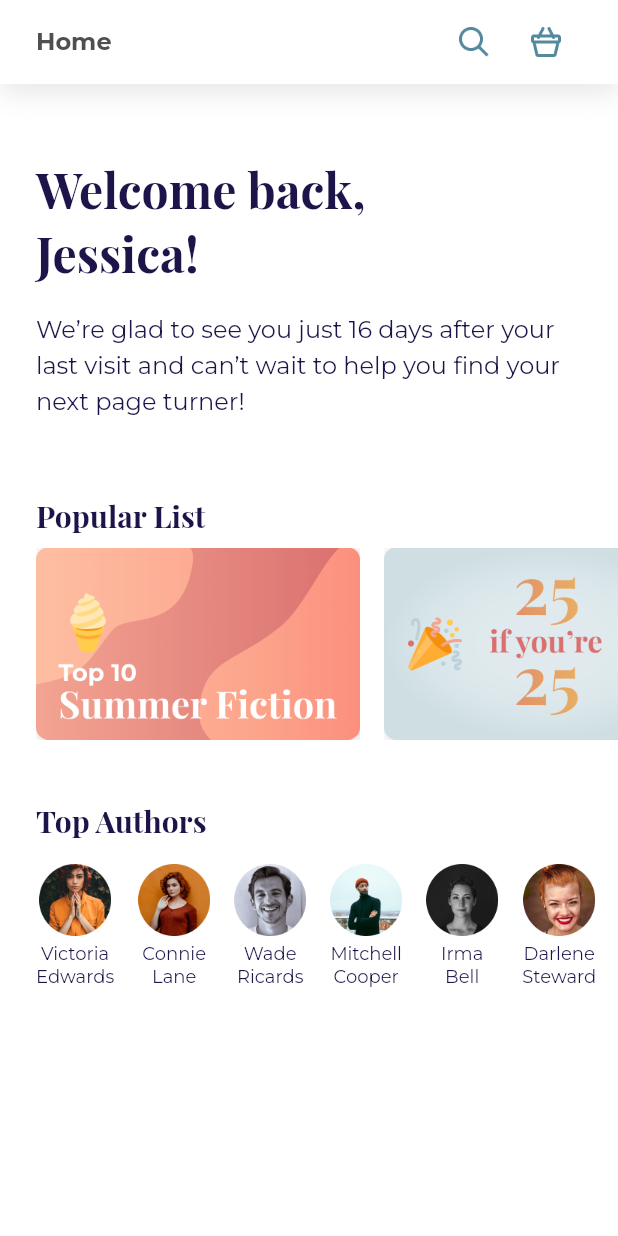
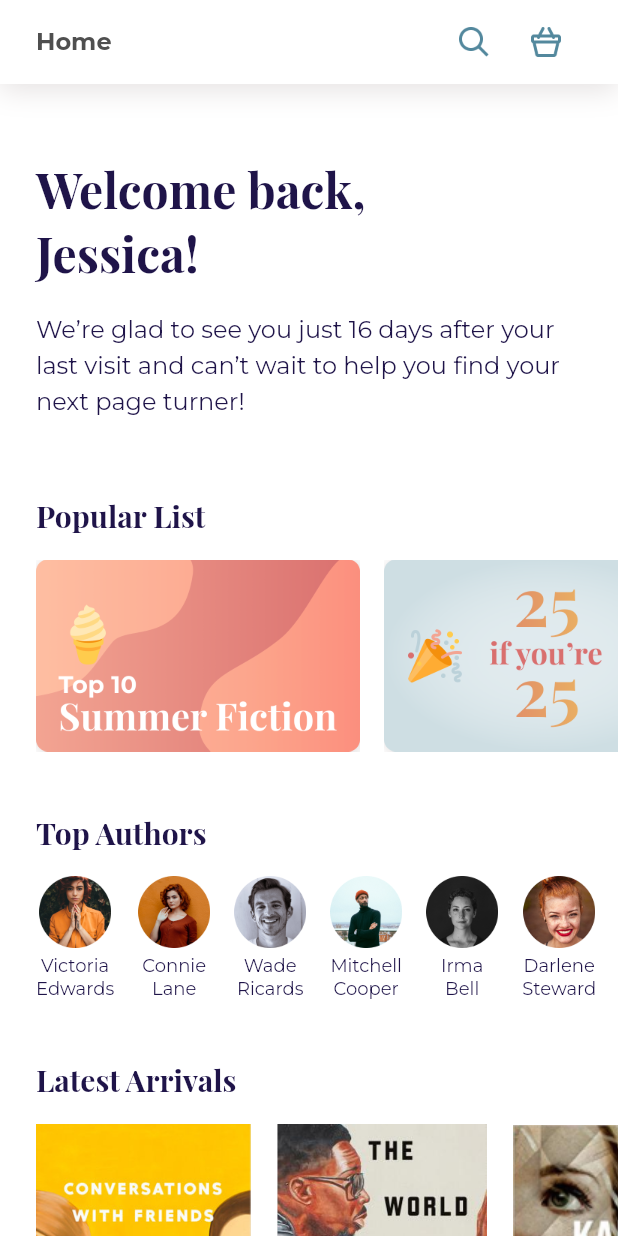
Before and after one commit to whisnuys/bookshop-flutter-ui, a Flutter app: the screen it shows after launch, on a phone screen of 412 x 824 dp. Run offline on Flutter 3.47's test engine with Material 2 defaults, Android fonts, the light colour scheme and no system bars; our stand-ins replace google_fonts.

Commit message:
initial commit

```diff
--- a/lib/ui/screens/home_screen.dart
+++ b/lib/ui/screens/home_screen.dart
@@ -1,6 +1,4 @@
-// ignore_for_file: prefer_const_constructors
-
-// ignore_for_file: prefer_const_literals_to_create_immutables
+import 'package:bookshop/ui/widgets/book_card.dart';
 
 import '../../shared/theme.dart';
 import '../widgets/author_avatar.dart';
@@ -26,7 +24,7 @@ class HomeScreen extends StatelessWidget {
               style: blackHeadingTextStyle.copyWith(
                   fontSize: 32, fontWeight: bold),
             ),
-            SizedBox(
+            const SizedBox(
               height: 16,
             ),
             Text(
@@ -49,7 +47,7 @@ class HomeScreen extends StatelessWidget {
             margin: EdgeInsets.only(
               left: defaultMargin,
               top: 52,
-              bottom: 8,
+              bottom: 16,
             ),
             child: Text(
               'Popular List',
@@ -69,8 +67,8 @@ class HomeScreen extends StatelessWidget {
                 Container(
                   width: 216,
                   height: 128,
-                  margin: EdgeInsets.only(right: 16),
-                  decoration: BoxDecoration(
+                  margin: const EdgeInsets.only(right: 16),
+                  decoration: const BoxDecoration(
                     image: DecorationImage(
                       image: AssetImage('assets/image_list1.png'),
                     ),
@@ -79,8 +77,8 @@ class HomeScreen extends StatelessWidget {
                 Container(
                   width: 216,
                   height: 128,
-                  margin: EdgeInsets.only(right: 16),
-                  decoration: BoxDecoration(
+                  margin: const EdgeInsets.only(right: 16),
+                  decoration: const BoxDecoration(
                     image: DecorationImage(
                       image: AssetImage('assets/image_list2.png'),
                     ),
@@ -117,7 +115,7 @@ class HomeScreen extends StatelessWidget {
               left: defaultMargin,
             ),
             child: Row(
-              children: [
+              children: const [
                 AuthorAvatar(
                   imageUrl: 'assets/avatar6.png',
                   name: 'Victoria\nEdwards',
@@ -149,16 +147,63 @@ class HomeScreen extends StatelessWidget {
       );
     }
 
+    Widget latestArrivals() {
+      return Column(
+        crossAxisAlignment: CrossAxisAlignment.start,
+        children: [
+          Container(
+            margin: EdgeInsets.only(
+              left: defaultMargin,
+              top: 40,
+              bottom: 16,
+            ),
+            child: Text(
+              'Latest Arrivals',
+              style: blackHeadingTextStyle.copyWith(
+                fontSize: 20,
+                fontWeight: bold,
+              ),
+            ),
+          ),
+          SingleChildScrollView(
+            scrollDirection: Axis.horizontal,
+            padding: EdgeInsets.only(
+              left: defaultMargin,
+            ),
+            child: Row(
+              mainAxisAlignment: MainAxisAlignment.start,
+              children: const [
+                BookCard(
+                  imageUrl: 'assets/image_arrival1.png',
+                  bookName: 'Conversations\nwith Friends',
+                  author: 'Sally Rooney',
+                ),
+                BookCard(
+                    imageUrl: 'assets/image_arrival2.png',
+                    bookName: 'The world doesn’t \nrequire you',
+                    author: 'Rion Amilcar Scott,'),
+                BookCard(
+                  imageUrl: 'assets/image_arrival3.png',
+                  bookName: 'The last\nwidow',
+                  author: 'Karin Slaughter',
+                ),
+              ],
+            ),
+          ),
+        ],
+      );
+    }
+
     return Scaffold(
       backgroundColor: kWhiteColor,
       appBar: PreferredSize(
-        preferredSize: Size.fromHeight(kToolbarHeight),
+        preferredSize: const Size.fromHeight(kToolbarHeight),
         child: Container(
           decoration: BoxDecoration(
             boxShadow: [
               BoxShadow(
-                color: Color(0xFF4E3737).withOpacity(0.15),
-                offset: Offset(0, 4),
+                color: const Color(0xFF4E3737).withOpacity(0.15),
+                offset: const Offset(0, 4),
                 blurRadius: 16,
               )
             ],
@@ -210,6 +255,7 @@ class HomeScreen extends StatelessWidget {
             header(),
             popularList(),
             authors(),
+            latestArrivals(),
           ],
         ),
       ),
--- a/lib/ui/widgets/author_avatar.dart
+++ b/lib/ui/widgets/author_avatar.dart
@@ -1,5 +1,3 @@
-// ignore_for_file: prefer_const_constructors
-
 import 'package:flutter/material.dart';
 
 import '../../shared/theme.dart';
@@ -17,7 +15,7 @@ class AuthorAvatar extends StatelessWidget {
   @override
   Widget build(BuildContext context) {
     return Container(
-      margin: EdgeInsets.only(
+      margin: const EdgeInsets.only(
         right: 16,
       ),
       child: Column(
@@ -25,7 +23,7 @@ class AuthorAvatar extends StatelessWidget {
           Container(
             width: 48,
             height: 48,
-            margin: EdgeInsets.only(
+            margin: const EdgeInsets.only(
               bottom: 4,
             ),
             decoration: BoxDecoration(
--- /dev/null
+++ b/lib/ui/widgets/book_card.dart
@@ -0,0 +1,61 @@
+import 'package:flutter/material.dart';
+
+import '../../shared/theme.dart';
+
+class BookCard extends StatelessWidget {
+  final String imageUrl;
+  final String bookName;
+  final String author;
+  final double width;
+  final double height;
+  final String price;
+
+  const BookCard({
+    Key? key,
+    required this.imageUrl,
+    required this.bookName,
+    required this.author,
+    this.width = 143,
+    this.height = 216,
+    this.price = '',
+  }) : super(key: key);
+
+  @override
+  Widget build(BuildContext context) {
+    return Column(
+      crossAxisAlignment: CrossAxisAlignment.start,
+      children: [
+        Container(
+          width: width,
+          height: height,
+          margin: const EdgeInsets.only(
+            bottom: 8,
+            right: 16,
+          ),
+          decoration: BoxDecoration(
+            image: DecorationImage(
+              image: AssetImage(imageUrl),
+            ),
+          ),
+        ),
+        Text(
+          bookName,
+          style: blackHeadingTextStyle.copyWith(
+            fontSize: 16,
+            fontWeight: bold,
+          ),
+        ),
+        Text(
+          author,
+          style: greyOldTextStyle.copyWith(
+            fontSize: 12,
+          ),
+        ),
+        Text(
+          price,
+          style: redTextStyle.copyWith(fontSize: 12, fontWeight: semiBold),
+        ),
+      ],
+    );
+  }
+}
```
Also changed, not shown: assets/image1.png (deleted), assets/image2.png (deleted), assets/image3.png (deleted), assets/image_arrival1.png (added), assets/image_arrival2.png (added), assets/image_arrival3.png (added), assets/image_purchased1.png, assets/image_purchased2.png, assets/image_purchased3.png, assets/image_similar1.png, assets/image_similar2.png, assets/image_wishlist1.png, assets/image_wishlist2.png, assets/image_wishlist3.png, 3 more files.
